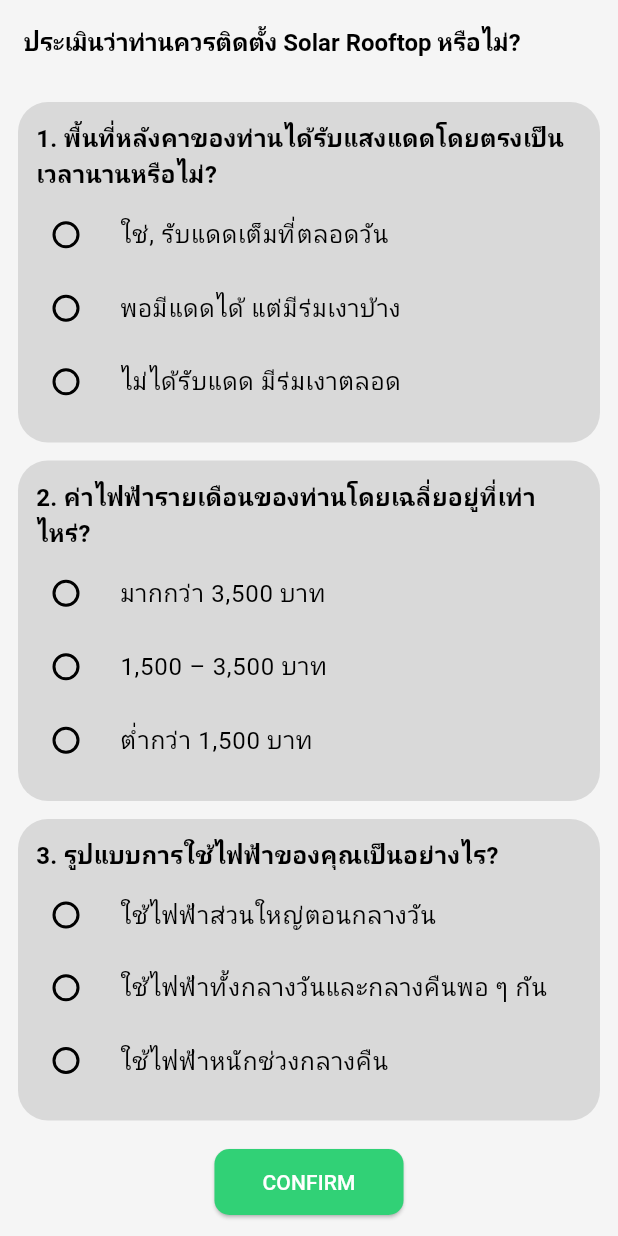
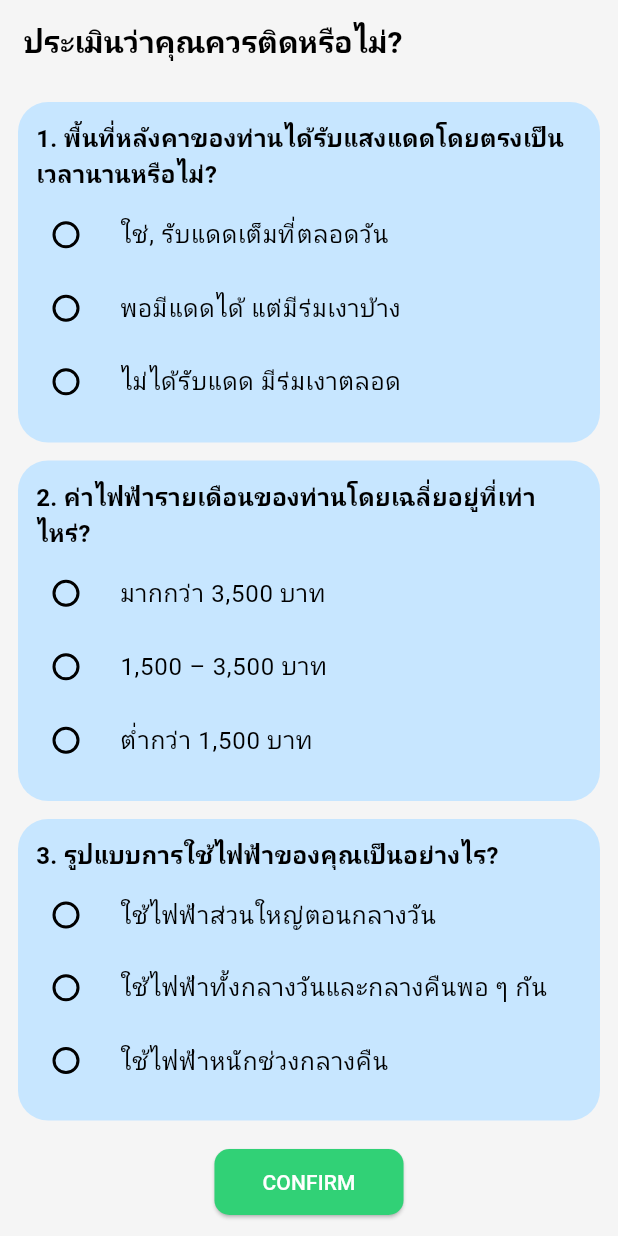
Before and after one commit to MatchaLatte479/MobileApplication-Project-22, a Flutter app: the EvaluationPage screen opened directly, on a phone screen of 412 x 824 dp. Run offline on Flutter 3.47's test engine with Material 3 defaults, Android fonts, the phone set to English and light mode, and no system bars; our stand-ins replace sqflite, webview_flutter; missing offline and left inert: webview_flutter_android, webview_flutter_wkwebview; accounts and stored records are empty.

Commit message:
ีupdate

```diff
--- a/lib/pages/evaluation.dart
+++ b/lib/pages/evaluation.dart
@@ -123,7 +123,7 @@ class _SolarEvaluationState extends State<EvaluationPage> {
           width: double.infinity,
           padding: const EdgeInsets.all(16),
           decoration: BoxDecoration(
-            color: Color(0xFF6DFFAC),
+            color: Color(0xFFE8C61C),
             borderRadius: BorderRadius.circular(15),
           ),
           child: Column(
@@ -387,7 +387,7 @@ class _SolarEvaluationState extends State<EvaluationPage> {
       width: double.infinity,
       margin: const EdgeInsets.only(bottom: 12),
       decoration: BoxDecoration(
-        color: const Color(0xFFD9D9D9),
+                  color: const Color.fromARGB(255, 199, 230, 255),
         borderRadius: BorderRadius.circular(20),
       ),
       padding: const EdgeInsets.all(12),
@@ -486,8 +486,7 @@ class _SolarEvaluationState extends State<EvaluationPage> {
       backgroundColor: Color(0xFFF5F5F5),
       appBar: AppBar(
         backgroundColor: Color(0xFFF5F5F5),
-        title: const Text("ประเมินว่าท่านควรติดตั้ง Solar Rooftop หรือไม่?",
-            style: TextStyle(fontSize: 16)),
+        title: const Text("ประเมินว่าคุณควรติดหรือไม่?"),
       ),
       body: Padding(
         padding: const EdgeInsets.all(12),
--- a/lib/pages/home.dart
+++ b/lib/pages/home.dart
@@ -57,7 +57,7 @@ class _HomePageState extends State<HomePage> {
                 width: double.infinity,
                 padding: const EdgeInsets.all(16),
                 decoration: BoxDecoration(
-                  color: Colors.blue.shade50,
+                  color: const Color.fromARGB(255, 199, 230, 255),
                   borderRadius: BorderRadius.circular(15),
                 ),
                 child: Column(
--- a/lib/pages/information.dart
+++ b/lib/pages/information.dart
@@ -56,8 +56,8 @@ class InformationPage extends StatelessWidget {
                       borderRadius: BorderRadius.circular(20),
                       child: Image.asset(
                         'assets/images/informationpic1.jpg',
-                        width: 299,
-                        height: 312,
+                        width: 260,
+                        height: 260,
                         fit: BoxFit.cover,
                       ),
                     ),
--- a/lib/pages/resident.dart
+++ b/lib/pages/resident.dart
@@ -389,7 +389,7 @@ class _ResidentScreenState extends State<ResidentPage> {
 
                     if (!allFieldsFilled) {
                       ScaffoldMessenger.of(context).showSnackBar(
-                        SnackBar(content: Text('กรอกข้อมูลให้ครบทุกช่อง')),
+                        SnackBar(content: Text('กรุณากรอกข้อมูลให้ครบถ้วน')),
                       );
                     } else if (!allFieldsAreNumbers) {
                       ScaffoldMessenger.of(context).showSnackBar(
```
Also changed, not shown: lib/pages/nearme.dart (+5 -5 lines), 4 other files.
